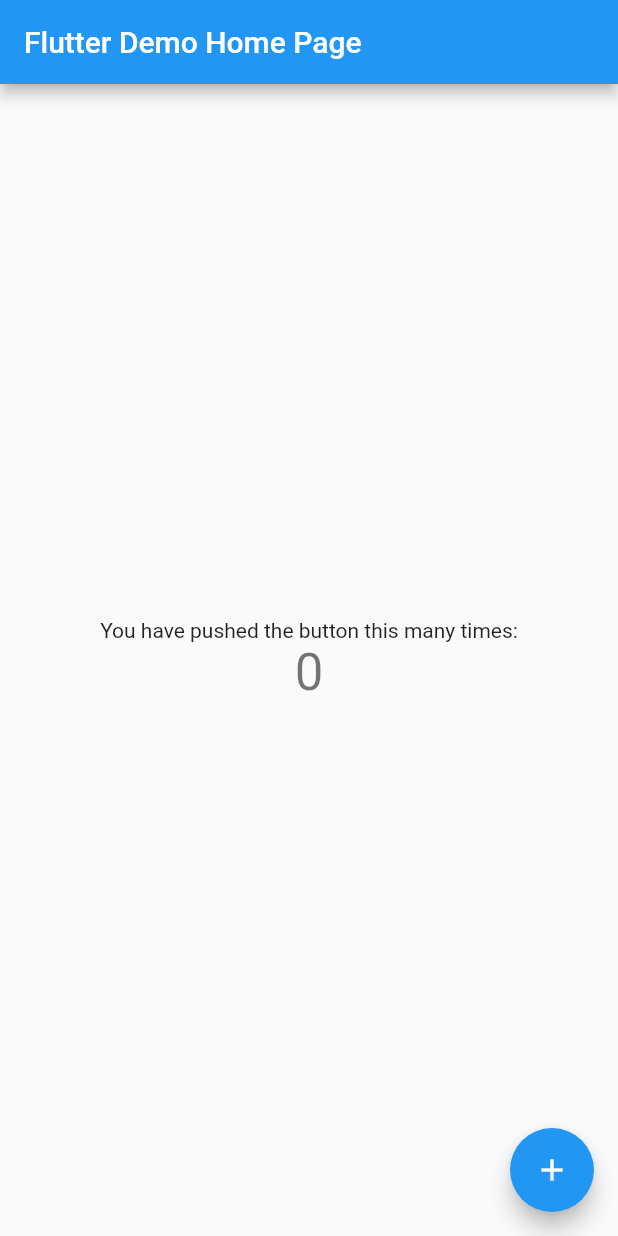
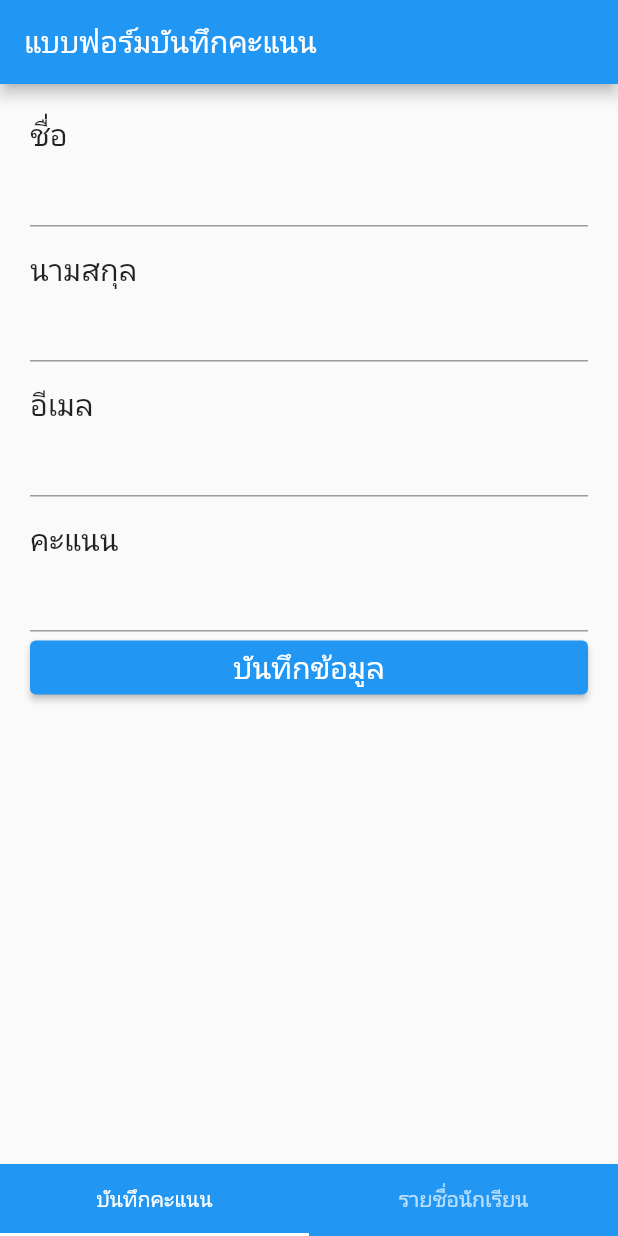
Before and after one commit to chanin-nusang/Flutter_firebase, a Flutter app: the screen it shows after launch, on a phone screen of 412 x 824 dp. Run offline on Flutter 3.47's test engine with Material 2 defaults, Android fonts, the phone set to English and light mode, and no system bars.

```diff
--- a/lib/main.dart
+++ b/lib/main.dart
@@ -1,25 +1,16 @@
 import 'package:flutter/material.dart';
+import 'package:flutter_firebase/screen/form_screen.dart';
 
 void main() {
   runApp(MyApp());
 }
 
 class MyApp extends StatelessWidget {
-  // This widget is the root of your application.
   @override
   Widget build(BuildContext context) {
     return MaterialApp(
       title: 'Flutter Demo',
       theme: ThemeData(
-        // This is the theme of your application.
-        //
-        // Try running your application with "flutter run". You'll see the
-        // application has a blue toolbar. Then, without quitting the app, try
-        // changing the primarySwatch below to Colors.green and then invoke
-        // "hot reload" (press "r" in the console where you ran "flutter run",
-        // or simply save your changes to "hot reload" in a Flutter IDE).
-        // Notice that the counter didn't reset back to zero; the application
-        // is not restarted.
         primarySwatch: Colors.blue,
       ),
       home: MyHomePage(title: 'Flutter Demo Home Page'),
@@ -30,15 +21,6 @@ class MyApp extends StatelessWidget {
 class MyHomePage extends StatefulWidget {
   MyHomePage({Key key, this.title}) : super(key: key);
 
-  // This widget is the home page of your application. It is stateful, meaning
-  // that it has a State object (defined below) that contains fields that affect
-  // how it looks.
-
-  // This class is the configuration for the state. It holds the values (in this
-  // case the title) provided by the parent (in this case the App widget) and
-  // used by the build method of the State. Fields in a Widget subclass are
-  // always marked "final".
-
   final String title;
 
   @override
@@ -46,68 +28,24 @@ class MyHomePage extends StatefulWidget {
 }
 
 class _MyHomePageState extends State<MyHomePage> {
-  int _counter = 0;
-
-  void _incrementCounter() {
-    setState(() {
-      // This call to setState tells the Flutter framework that something has
-      // changed in this State, which causes it to rerun the build method below
-      // so that the display can reflect the updated values. If we changed
-      // _counter without calling setState(), then the build method would not be
-      // called again, and so nothing would appear to happen.
-      _counter++;
-    });
-  }
-
   @override
   Widget build(BuildContext context) {
-    // This method is rerun every time setState is called, for instance as done
-    // by the _incrementCounter method above.
-    //
-    // The Flutter framework has been optimized to make rerunning build methods
-    // fast, so that you can just rebuild anything that needs updating rather
-    // than having to individually change instances of widgets.
-    return Scaffold(
-      appBar: AppBar(
-        // Here we take the value from the MyHomePage object that was created by
-        // the App.build method, and use it to set our appbar title.
-        title: Text(widget.title),
-      ),
-      body: Center(
-        // Center is a layout widget. It takes a single child and positions it
-        // in the middle of the parent.
-        child: Column(
-          // Column is also a layout widget. It takes a list of children and
-          // arranges them vertically. By default, it sizes itself to fit its
-          // children horizontally, and tries to be as tall as its parent.
-          //
-          // Invoke "debug painting" (press "p" in the console, choose the
-          // "Toggle Debug Paint" action from the Flutter Inspector in Android
-          // Studio, or the "Toggle Debug Paint" command in Visual Studio Code)
-          // to see the wireframe for each widget.
-          //
-          // Column has various properties to control how it sizes itself and
-          // how it positions its children. Here we use mainAxisAlignment to
-          // center the children vertically; the main axis here is the vertical
-          // axis because Columns are vertical (the cross axis would be
-          // horizontal).
-          mainAxisAlignment: MainAxisAlignment.center,
-          children: <Widget>[
-            Text(
-              'You have pushed the button this many times:',
-            ),
-            Text(
-              '$_counter',
-              style: Theme.of(context).textTheme.headline4,
-            ),
+    return DefaultTabController(
+      length: 2,
+      child: Scaffold(
+        body: TabBarView(
+          children: [FormScreen(), Container()],
+        ),
+        backgroundColor: Colors.blue,
+        bottomNavigationBar: TabBar(
+          tabs: [
+            Tab(text: "บันทึกคะแนน"),
+            Tab(
+              text: "รายชื่อนักเรียน",
+            )
           ],
         ),
       ),
-      floatingActionButton: FloatingActionButton(
-        onPressed: _incrementCounter,
-        tooltip: 'Increment',
-        child: Icon(Icons.add),
-      ), // This trailing comma makes auto-formatting nicer for build methods.
     );
   }
 }
--- /dev/null
+++ b/lib/model/student.dart
@@ -0,0 +1,8 @@
+class Student {
+  String fname;
+  String lname;
+  String email;
+  String score;
+
+  Student({this.fname, this.lname, this.email, this.score});
+}
--- /dev/null
+++ b/lib/screen/form_screen.dart
@@ -0,0 +1,63 @@
+import 'package:flutter/material.dart';
+
+class FormScreen extends StatefulWidget {
+  @override
+  _FormScreenState createState() => _FormScreenState();
+}
+
+class _FormScreenState extends State<FormScreen> {
+  @override
+  Widget build(BuildContext context) {
+    return Scaffold(
+      appBar: AppBar(
+        title: Text("แบบฟอร์มบันทึกคะแนน"),
+      ),
+      body: Container(
+        padding: EdgeInsets.all(20),
+        child: Form(
+            child: SingleChildScrollView(
+          child: Column(
+            crossAxisAlignment: CrossAxisAlignment.start,
+            children: [
+              Text(
+                "ชื่อ",
+                style: TextStyle(fontSize: 20),
+              ),
+              TextFormField(),
+              SizedBox(
+                height: 15,
+              ),
+              Text(
+                "นามสกุล",
+                style: TextStyle(fontSize: 20),
+              ),
+              TextFormField(),
+              SizedBox(
+                height: 15,
+              ),
+              Text(
+                "อีเมล",
+                style: TextStyle(fontSize: 20),
+              ),
+              TextFormField(),
+              SizedBox(
+                height: 15,
+              ),
+              Text(
+                "คะแนน",
+                style: TextStyle(fontSize: 20),
+              ),
+              TextFormField(),
+              SizedBox(
+                width: double.infinity,
+                child: ElevatedButton(
+                    child: Text("บันทึกข้อมูล", style: TextStyle(fontSize: 20)),
+                    onPressed: () {}),
+              ),
+            ],
+          ),
+        )),
+      ),
+    );
+  }
+}
```
